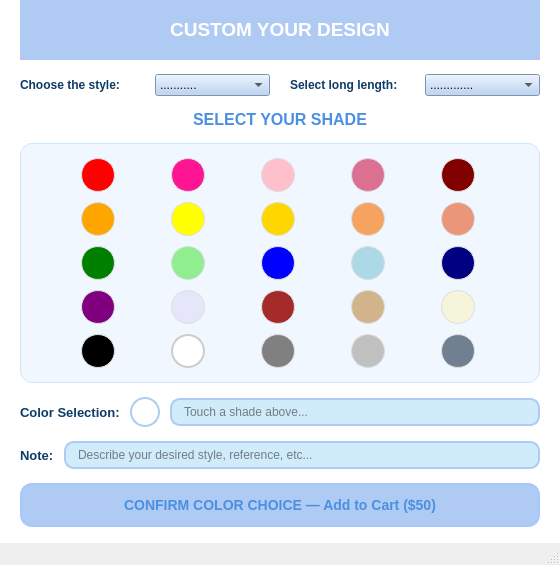
The window that nail_shop/nail_shop/ui/SelfCustomWindow.ui (hueptkk24411e-dotcom/ktlt-uel) describes before a commit, drawn with Qt 5.
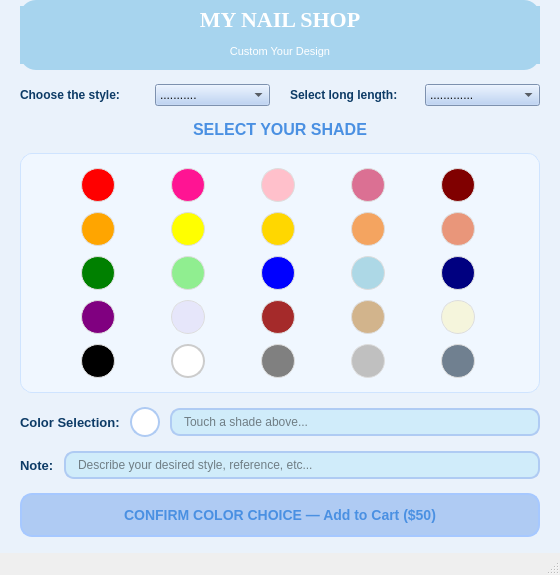
The same window after the commit.

```diff
--- a/nail_shop/nail_shop/ui/SelfCustomWindow.ui
+++ b/nail_shop/nail_shop/ui/SelfCustomWindow.ui
@@ -7,7 +7,7 @@
   </property>
   <property name="windowTitle"><string>Custom Your Design</string></property>
   <property name="styleSheet">
-   <string notr="true">#centralwidget { background-color: #FFFFFF; color: #000000; } QLabel { color: #000000; }</string>
+   <string notr="true">#centralwidget { background-color: rgb(234, 242, 251); color: #000000; } QLabel { color: #000000; }</string>
   </property>
 
   <widget class="QWidget" name="centralwidget">
@@ -20,13 +20,36 @@
 
     <!-- Header -->
     <item>
-     <widget class="QLabel" name="labelHeader">
-      <property name="text"><string>&lt;html&gt;&lt;body&gt;&lt;p align="center"&gt;&lt;span style="font-size:14pt; font-weight:600;"&gt;CUSTOM YOUR DESIGN&lt;/span&gt;&lt;/p&gt;&lt;/body&gt;&lt;/html&gt;</string></property>
-      <property name="maximumSize"><size><width>16777215</width><height>60</height></size></property>
-      <property name="minimumSize"><size><width>0</width><height>60</height></size></property>
+     <widget class="QWidget" name="headerWidget">
+      <property name="minimumSize"><size><width>0</width><height>70</height></size></property>
+      <property name="maximumSize"><size><width>16777215</width><height>70</height></size></property>
       <property name="styleSheet">
-       <string notr="true">color: white; font-size: 14px; background-color: #AFCBF3;</string>
+       <string notr="true">background-color: rgb(167, 212, 238); border-radius: 16px; color: white;</string>
       </property>
+      <layout class="QVBoxLayout" name="headerLayout">
+       <property name="leftMargin"><number>0</number></property>
+       <property name="topMargin"><number>6</number></property>
+       <property name="rightMargin"><number>0</number></property>
+       <property name="bottomMargin"><number>6</number></property>
+       <item>
+        <widget class="QLabel" name="labelHeader">
+         <property name="text"><string>MY NAIL SHOP</string></property>
+         <property name="alignment"><set>Qt::AlignCenter</set></property>
+         <property name="styleSheet">
+          <string notr="true">font-size: 22px; font-weight: bold; font-family: Georgia, serif; color: white;</string>
+         </property>
+        </widget>
+       </item>
+       <item>
+        <widget class="QLabel" name="labelHeaderSub">
+         <property name="text"><string>Custom Your Design</string></property>
+         <property name="alignment"><set>Qt::AlignCenter</set></property>
+         <property name="styleSheet">
+          <string notr="true">font-size: 11px; color: white;</string>
+         </property>
+        </widget>
+       </item>
+      </layout>
      </widget>
     </item>
 
```
